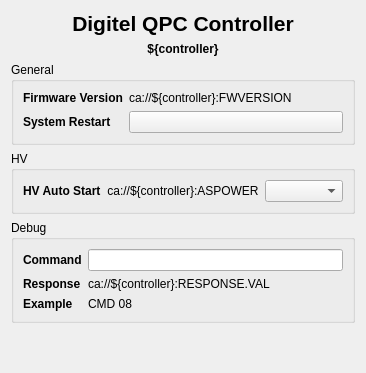
Qt form pcdswidgets/static_ui/vacuum/pumps/PIPCombined_controller.ui (pcdshub/pcdswidgets) before a commit.
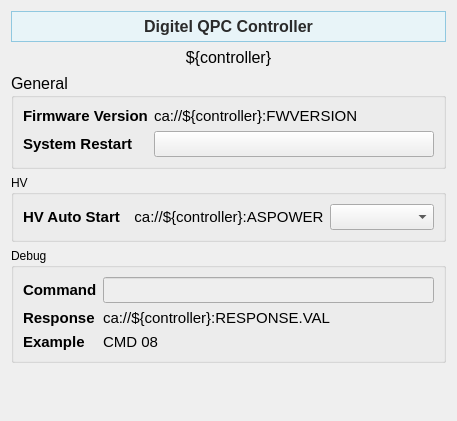
The same form after that commit. Custom widgets are drawn as their Qt base class.

Commit message: relocated import, screens adhere better to guidelines

```diff
--- a/pcdswidgets/static_ui/vacuum/pumps/PIPCombined_controller.ui
+++ b/pcdswidgets/static_ui/vacuum/pumps/PIPCombined_controller.ui
@@ -6,8 +6,8 @@
    <rect>
     <x>0</x>
     <y>0</y>
-    <width>366</width>
-    <height>373</height>
+    <width>457</width>
+    <height>421</height>
    </rect>
   </property>
   <property name="windowTitle">
@@ -18,13 +18,22 @@
     <widget class="QLabel" name="label">
      <property name="font">
       <font>
-       <pointsize>16</pointsize>
-       <weight>75</weight>
-       <bold>true</bold>
+       <pointsize>12</pointsize>
+       <weight>50</weight>
+       <bold>false</bold>
       </font>
      </property>
+     <property name="styleSheet">
+      <string notr="true">background-color: #e8f4f8;
+
+    border: 1px solid #90c8e0;
+
+    padding: 5px;
+
+    color: rgb(43, 43, 43);</string>
+     </property>
      <property name="text">
-      <string>Digitel QPC Controller</string>
+      <string>&lt;html&gt;&lt;head/&gt;&lt;body&gt;&lt;p&gt;&lt;span style=&quot; font-weight:600;&quot;&gt;Digitel QPC Controller&lt;/span&gt;&lt;/p&gt;&lt;/body&gt;&lt;/html&gt;</string>
      </property>
      <property name="alignment">
       <set>Qt::AlignCenter</set>
@@ -35,8 +44,9 @@
     <widget class="PyDMLabel" name="PyDMLabel_13">
      <property name="font">
       <font>
-       <weight>75</weight>
-       <bold>true</bold>
+       <pointsize>12</pointsize>
+       <weight>50</weight>
+       <bold>false</bold>
       </font>
      </property>
      <property name="toolTip">
@@ -58,6 +68,11 @@
        <verstretch>0</verstretch>
       </sizepolicy>
      </property>
+     <property name="font">
+      <font>
+       <pointsize>12</pointsize>
+      </font>
+     </property>
      <property name="title">
       <string>General</string>
      </property>
@@ -66,6 +81,7 @@
        <widget class="QLabel" name="label_2">
         <property name="font">
          <font>
+          <pointsize>11</pointsize>
           <weight>75</weight>
           <bold>true</bold>
          </font>
@@ -80,6 +96,11 @@
       </item>
       <item row="0" column="1">
        <widget class="PyDMLabel" name="PyDMLabel">
+        <property name="font">
+         <font>
+          <pointsize>11</pointsize>
+         </font>
+        </property>
         <property name="toolTip">
          <string/>
         </property>
@@ -104,6 +125,7 @@
        <widget class="QLabel" name="label_6">
         <property name="font">
          <font>
+          <pointsize>11</pointsize>
           <weight>75</weight>
           <bold>true</bold>
          </font>
@@ -118,6 +140,11 @@
       </item>
       <item row="1" column="1">
        <widget class="PyDMPushButton" name="PyDMPushButton">
+        <property name="font">
+         <font>
+          <pointsize>11</pointsize>
+         </font>
+        </property>
         <property name="toolTip">
          <string/>
         </property>
@@ -184,6 +211,7 @@
        <widget class="QLabel" name="label_12">
         <property name="font">
          <font>
+          <pointsize>11</pointsize>
           <weight>75</weight>
           <bold>true</bold>
          </font>
@@ -198,6 +226,11 @@
       </item>
       <item row="0" column="1">
        <widget class="PyDMLabel" name="PyDMLabel_11">
+        <property name="font">
+         <font>
+          <pointsize>11</pointsize>
+         </font>
+        </property>
         <property name="toolTip">
          <string/>
         </property>
@@ -238,9 +271,17 @@
       </item>
       <item row="0" column="2">
        <widget class="PyDMEnumComboBox" name="PyDMEnumComboBox_2">
+        <property name="font">
+         <font>
+          <pointsize>11</pointsize>
+         </font>
+        </property>
         <property name="toolTip">
          <string/>
         </property>
+        <property name="styleSheet">
+         <string notr="true">background-color: rgb(238, 238, 238)</string>
+        </property>
         <property name="channel">
          <string>ca://${controller}:ASPOWERDES</string>
         </property>
@@ -259,6 +300,7 @@
        <widget class="QLabel" name="label_7">
         <property name="font">
          <font>
+          <pointsize>11</pointsize>
           <weight>75</weight>
           <bold>true</bold>
          </font>
@@ -273,9 +315,17 @@
       </item>
       <item row="0" column="1">
        <widget class="PyDMLineEdit" name="PyDMLineEdit">
+        <property name="font">
+         <font>
+          <pointsize>11</pointsize>
+         </font>
+        </property>
         <property name="toolTip">
          <string/>
         </property>
+        <property name="styleSheet">
+         <string notr="true">background-color: rgb(238, 238, 238)</string>
+        </property>
         <property name="alarmSensitiveBorder">
          <bool>false</bool>
         </property>
@@ -288,6 +338,7 @@
        <widget class="QLabel" name="label_8">
         <property name="font">
          <font>
+          <pointsize>11</pointsize>
           <weight>75</weight>
           <bold>true</bold>
          </font>
@@ -302,6 +353,11 @@
       </item>
       <item row="1" column="1">
        <widget class="PyDMLabel" name="PyDMLabel_2">
+        <property name="font">
+         <font>
+          <pointsize>11</pointsize>
+         </font>
+        </property>
         <property name="toolTip">
          <string/>
         </property>
@@ -339,6 +395,11 @@
       </item>
       <item row="2" column="0">
        <widget class="QLabel" name="label_10">
+        <property name="font">
+         <font>
+          <pointsize>11</pointsize>
+         </font>
+        </property>
         <property name="text">
          <string>&lt;html&gt;&lt;head/&gt;&lt;body&gt;&lt;p&gt;&lt;span style=&quot; font-weight:600;&quot;&gt;Example&lt;/span&gt;&lt;/p&gt;&lt;/body&gt;&lt;/html&gt;</string>
         </property>
@@ -346,6 +407,11 @@
       </item>
       <item row="2" column="1">
        <widget class="QLabel" name="label_11">
+        <property name="font">
+         <font>
+          <pointsize>11</pointsize>
+         </font>
+        </property>
         <property name="text">
          <string>&lt;html&gt;&lt;head/&gt;&lt;body&gt;&lt;p&gt;CMD 08&lt;/p&gt;&lt;/body&gt;&lt;/html&gt;</string>
         </property>
```
The commit also changes 5 other files.
